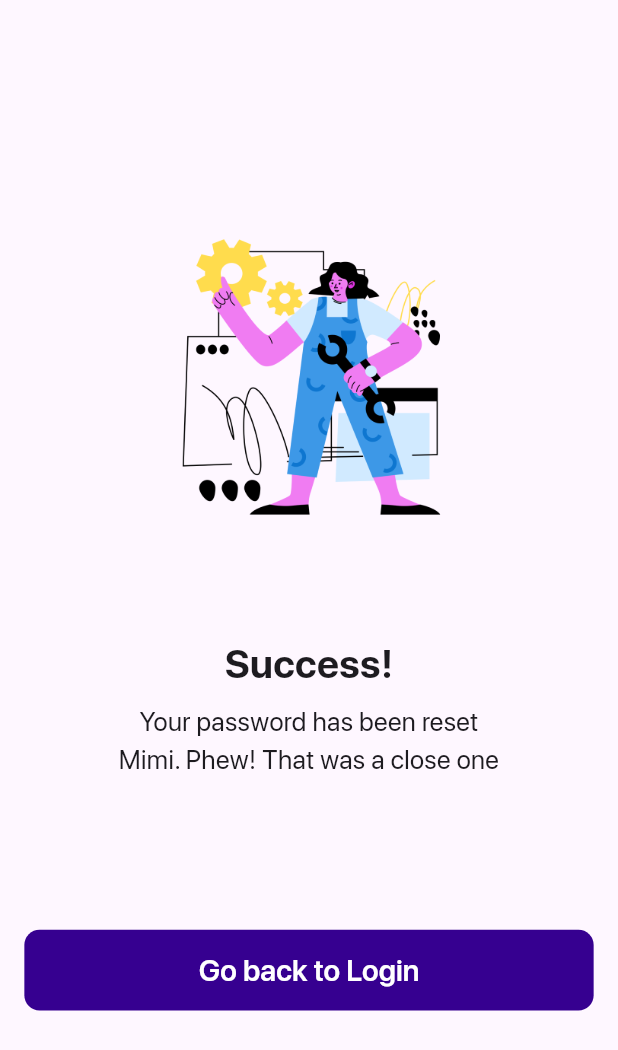
After one commit to Inklings-Ops/meno-fe-v2, a Flutter app: the ResetPasswordPage screen opened by its route, after a tap on "Reset", on a phone screen of 412 x 824 dp. The commit adds this screen. Shown: the top 1050 px of the screen. Run offline on Flutter 3.47's test engine with Material 2 defaults, Android fonts, the phone set to English and light mode, and no system bars; our stand-ins replace auto_route, dartz, dio, equatable, firebase_core, flutter_hooks and 17 more; missing offline and left inert: rive_splash_screen; accounts and stored records are empty; generated files the repository leaves out were written again; project files that could hold a hidden picture were left out.

Commit message:
feat: add forgot password

```diff
--- a/lib/di/register_module.dart
+++ b/lib/di/register_module.dart
@@ -1,4 +1,5 @@
 import 'package:dio/dio.dart';
+import 'package:google_sign_in/google_sign_in.dart';
 import 'package:image_picker/image_picker.dart';
 import 'package:injectable/injectable.dart';
 import 'package:internet_connection_checker/internet_connection_checker.dart';
@@ -20,6 +21,9 @@ abstract class RegisterModule {
   InternetConnectionChecker get internetConnectionChecker =>
       InternetConnectionChecker.createInstance();
 
+  @lazySingleton
+  GoogleSignIn get googleSignIn => GoogleSignIn();
+
   @preResolve
   Future<SharedPreferences> get pref => SharedPreferences.getInstance();
 
--- /dev/null
+++ b/lib/modules/auth/presentation/pages/forgot_password/reset_password_feedback_page.dart
@@ -0,0 +1,52 @@
+import 'package:auto_route/auto_route.dart';
+import 'package:flutter/material.dart';
+import 'package:meno_fe_v2/common/utils/m_size.dart';
+import 'package:meno_fe_v2/common/widgets/m_button.dart';
+import 'package:meno_fe_v2/core/router/m_router.dart';
+
+class ResetPasswordFeedbackPage extends StatelessWidget {
+  const ResetPasswordFeedbackPage({super.key});
+
+  @override
+  Widget build(BuildContext context) {
+    return Scaffold(
+      body: Padding(
+        padding: MSize.pSymmetric(h: 16.0),
+        child: Column(
+          mainAxisAlignment: MainAxisAlignment.center,
+          children: [
+            Image.asset(
+              "assets/images/reset-password/password_reset_success.png",
+              height: MSize.r(200),
+              width: MSize.r(200),
+            ),
+            MSize.vS(70),
+            Text(
+              'Success!',
+              style: TextStyle(
+                fontSize: MSize.fS(24),
+                fontWeight: FontWeight.bold,
+              ),
+            ),
+            MSize.vS(6),
+            Padding(
+              padding: MSize.pSymmetric(h: 60),
+              child: Text(
+                'Your password has been reset Mimi. Phew! That was a close one',
+                textAlign: TextAlign.center,
+                style: TextStyle(fontSize: MSize.fS(16)),
+              ),
+            ),
+            MSize.vS(100),
+            MButton(
+              title: 'Go back to Login',
+              onPressed: () {
+                AutoRouter.of(context).replaceAll([const AuthRoute()]);
+              },
+            ),
+          ],
+        ),
+      ),
+    );
+  }
+}
--- /dev/null
+++ b/lib/modules/auth/presentation/pages/forgot_password/reset_password_page.dart
@@ -0,0 +1,50 @@
+import 'package:auto_route/auto_route.dart';
+import 'package:flutter/material.dart';
+import 'package:meno_fe_v2/common/constants/m_icons.dart';
+import 'package:meno_fe_v2/common/utils/m_size.dart';
+import 'package:meno_fe_v2/common/widgets/m_button.dart';
+import 'package:meno_fe_v2/common/widgets/m_scaffold.dart';
+import 'package:meno_fe_v2/common/widgets/m_text_form_field.dart';
+import 'package:meno_fe_v2/core/router/m_router.dart';
+import 'package:meno_fe_v2/modules/auth/presentation/widgets/forgot_password/reset_password_header_details.dart';
+
+class ResetPasswordPage extends StatelessWidget {
+  const ResetPasswordPage({super.key});
+
+  @override
+  Widget build(BuildContext context) {
+    return MScaffold(
+      title: 'Reset Password',
+      showLeading: false,
+      child: Column(
+        crossAxisAlignment: CrossAxisAlignment.stretch,
+        children: [
+          const ResetPasswordUserHeaderDetails(),
+          MSize.vS(4),
+          Text(
+            'Set up a new password to continue \nyour experience',
+            style: TextStyle(fontSize: MSize.fS(14)),
+          ),
+          MSize.vS(36),
+          MTextFormField(
+            label: "Be Secure",
+            isPassword: true,
+            hint: 'Enter your password',
+            prefixIcon: Icon(MIcons.Password1, size: MSize.r(22)),
+            // enabled: false,
+          ),
+          MSize.vS(4),
+          // PasswordRulesWidget(passwordController: passwordController),
+          MSize.vS(50),
+          MButton(
+            title: 'Reset',
+            onPressed: () => AutoRouter.of(context).replaceAll([
+              const ResetPasswordFeedbackRoute(),
+            ]),
+          ),
+          MSize.vS(30),
+        ],
+      ),
+    );
+  }
+}
--- /dev/null
+++ b/lib/modules/auth/presentation/widgets/forgot_password/reset_password_header_details.dart
@@ -0,0 +1,39 @@
+import 'package:flutter/material.dart';
+import 'package:meno_fe_v2/common/utils/m_size.dart';
+import 'package:meno_fe_v2/common/widgets/m_avatar.dart';
+
+class ResetPasswordUserHeaderDetails extends StatelessWidget {
+  const ResetPasswordUserHeaderDetails({super.key});
+
+  @override
+  Widget build(BuildContext context) {
+    return Row(
+      mainAxisAlignment: MainAxisAlignment.spaceBetween,
+      crossAxisAlignment: CrossAxisAlignment.start,
+      children: [
+        Column(
+          crossAxisAlignment: CrossAxisAlignment.start,
+          children: [
+            Text(
+              'Welcome back,',
+              style: TextStyle(
+                color: Theme.of(context).primaryColorDark,
+                fontSize: MSize.fS(24),
+              ),
+            ),
+            MSize.vS(2),
+            Text(
+              'Mimi Okigbo',
+              style: TextStyle(
+                fontWeight: FontWeight.bold,
+                color: Theme.of(context).primaryColorDark,
+                fontSize: MSize.fS(24),
+              ),
+            ),
+          ],
+        ),
+        const MAvatar(radius: 31.5),
+      ],
+    );
+  }
+}
--- a/pubspec.yaml
+++ b/pubspec.yaml
@@ -77,6 +77,7 @@ dependencies:
   hooks_riverpod: ^2.1.3
   equatable: ^2.0.5
   riverpod_annotation: ^1.1.1
+  google_sign_in: ^5.4.3
 
 dev_dependencies:
   flutter_test:
```
Also changed, not shown: lib/core/router/m_router.dart (+8 -0 lines), lib/modules/auth/application/auth/auth_notifier.dart (+14 -5 lines), lib/modules/auth/application/forgot_password/forgot_password_notifier.dart (added, +59 -0 lines), lib/modules/auth/application/forgot_password/forgot_password_state.dart (added, +23 -0 lines), lib/modules/auth/domain/entities/otp_type.dart (added, +13 -0 lines), lib/modules/auth/domain/i_auth_facade.dart (+24 -7 lines), lib/modules/auth/infrastructure/auth_facade.dart (+126 -9 lines), lib/modules/auth/infrastructure/datasources/local/auth_local_datasource.dart (+8 -0 lines), lib/modules/auth/infrastructure/datasources/remote/auth_remote_datasource.dart (+35 -35 lines), lib/modules/auth/presentation/pages/forgot_password/forgot_password_otp_page.dart (added, +105 -0 lines), lib/modules/auth/presentation/pages/forgot_password/forgot_password_page.dart (added, +49 -0 lines), lib/modules/auth/presentation/widgets/register/register_form.dart (+3 -5 lines), lib/core/router/m_router.gr.dart, lib/di/injection.config.dart, 5 more files, 2 other files.
